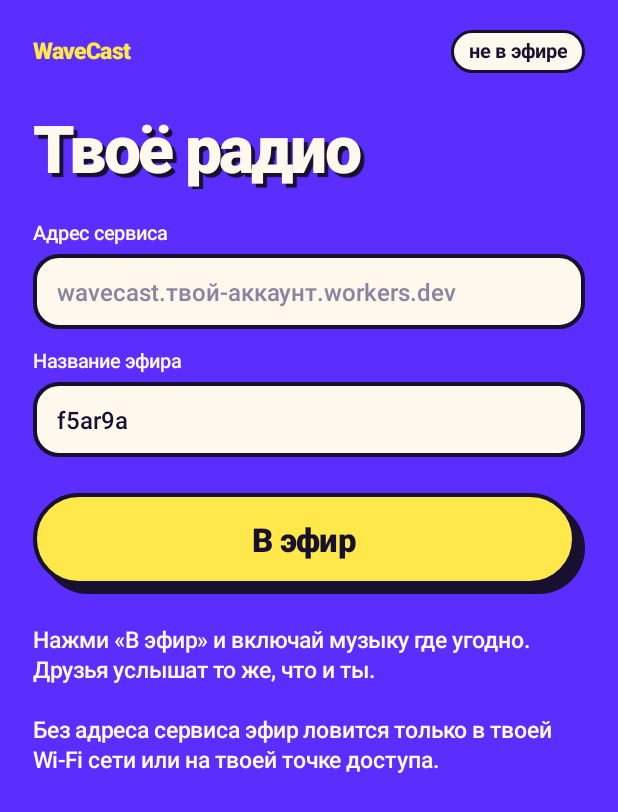
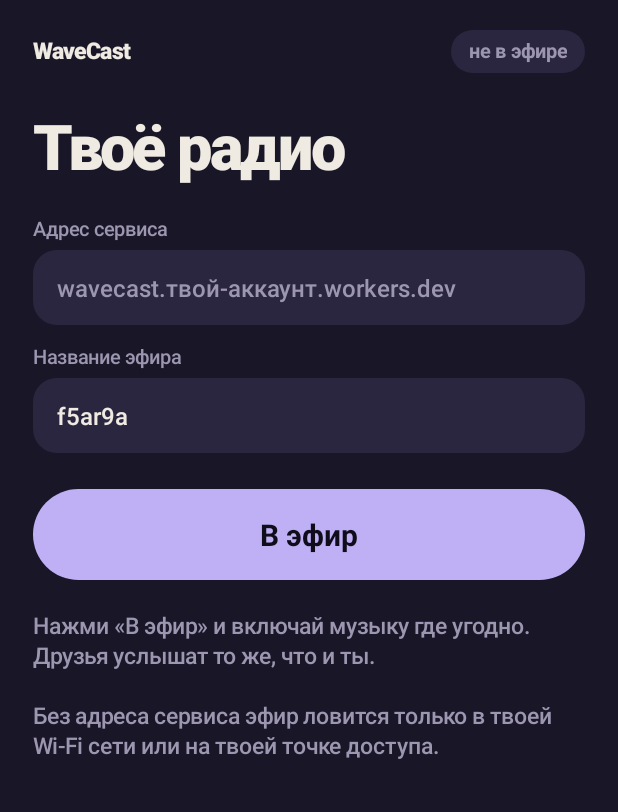
Before and after one commit to Smoke-Dev13/wavecast, an Android app: the screen it shows after launch (MainActivity), on a phone screen of 412 x 824 dp. Shown: the top 812 px of the screen. Run offline under Robolectric (Android 15) with nearby library versions, the phone set to English and light mode, and no system bars.

Commit message:
WaveCast 0.5.0: calmer dark design, SDK-less APK build script, drop unused relay client from the app
Co-Authored-By: Claude Fable 5.2 <noreply@anthropic.com>
Claude-Session: https://claude.ai/code/session_0131VgQXLsFyJvw8UUv6V3Bj

```diff
--- a/android/app/build.gradle.kts
+++ b/android/app/build.gradle.kts
@@ -11,8 +11,8 @@ android {
         applicationId = "dev.smoke.wavecast"
         minSdk = 29          // AudioPlaybackCapture появился в Android 10
         targetSdk = 34
-        versionCode = 4
-        versionName = "0.4.0"
+        versionCode = 5
+        versionName = "0.5.0"
     }
 
     signingConfigs {
@@ -44,6 +44,5 @@ android {
 }
 
 dependencies {
-    implementation("com.squareup.okhttp3:okhttp:4.12.0")
     implementation("com.google.zxing:core:3.5.3")
 }
--- a/android/app/src/main/java/dev/smoke/wavecast/CaptureService.kt
+++ b/android/app/src/main/java/dev/smoke/wavecast/CaptureService.kt
@@ -28,7 +28,7 @@ import kotlin.concurrent.thread
 
 /**
  * Foreground-сервис: захватывает звук всех приложений (AudioPlaybackCapture)
- * и раздаёт его в локальную сеть и/или на relay-сервер.
+ * и раздаёт его слушателям: напрямую по ссылке (P2P) и в локальную сеть.
  */
 class CaptureService : Service() {
 
@@ -36,10 +36,6 @@ class CaptureService : Service() {
         val running: Boolean = false,
         val localUrls: List<String> = emptyList(),
         val localListeners: Int = 0,
-        val relayEnabled: Boolean = false,
-        val relayConnected: Boolean = false,
-        val relayListeners: Int = 0,
-        val relayError: String? = null,
         val p2pUrl: String? = null,          // ссылка для слушателей
         val p2pConnected: Boolean = false,   // есть связь с сигнальным сервисом
         val p2pListeners: Int = 0,
@@ -54,8 +50,6 @@ class CaptureService : Service() {
         const val EXTRA_DATA = "data"
         const val EXTRA_LOCAL = "local"
         const val EXTRA_PORT = "port"
-        const val EXTRA_RELAY_URL = "relayUrl"
-        const val EXTRA_RELAY_KEY = "relayKey"
         const val EXTRA_SERVICE = "service"
         const val EXTRA_ROOM = "room"
         const val EXTRA_HOST_KEY = "hostKey"
@@ -133,15 +127,6 @@ class CaptureService : Service() {
             st = st.copy(p2pUrl = P2PHost.listenUrl(service, room))
             p2p = P2PHost(this, port, base, room, intent.getStringExtra(EXTRA_HOST_KEY).orEmpty()) { ok, n, err ->
                 publish(status.copy(p2pConnected = ok, p2pListeners = n, p2pError = err))
-                updateNotification()
-            }
-        }
-
-        val relayUrl = intent.getStringExtra(EXTRA_RELAY_URL).orEmpty()
-        if (relayUrl.isNotBlank()) {
-            st = st.copy(relayEnabled = true)
-            sinks += RelayClient(relayUrl, intent.getStringExtra(EXTRA_RELAY_KEY).orEmpty()) { ok, n, err ->
-                publish(status.copy(relayConnected = ok, relayListeners = n, relayError = err))
                 updateNotification()
             }
         }
@@ -244,7 +229,6 @@ class CaptureService : Service() {
         val parts = mutableListOf<String>()
         if (s.p2pUrl != null) parts += if (s.p2pConnected || s.p2pListeners > 0) "по ссылке: ${s.p2pListeners}" else "по ссылке: нет связи"
         if (s.localUrls.isNotEmpty()) parts += "Wi-Fi: ${s.localListeners}"
-        if (s.relayEnabled) parts += if (s.relayConnected) "Relay: ${s.relayListeners}" else "Relay: нет связи"
         return "Слушателей — " + parts.joinToString(", ")
     }
 
--- a/android/app/src/main/java/dev/smoke/wavecast/MainActivity.kt
+++ b/android/app/src/main/java/dev/smoke/wavecast/MainActivity.kt
@@ -11,7 +11,6 @@ import android.graphics.Color
 import android.graphics.Typeface
 import android.graphics.drawable.Drawable
 import android.graphics.drawable.GradientDrawable
-import android.graphics.drawable.LayerDrawable
 import android.annotation.SuppressLint
 import android.view.MotionEvent
 import android.widget.FrameLayout
@@ -130,9 +129,9 @@ class MainActivity : Activity() {
     private fun render(s: CaptureService.Status) {
         val on = s.running
         btn.text = if (on) "Закончить эфир" else "В эфир"
-        btn.background = sticker(if (on) GUM else LEMON, 99, 6)
+        btn.background = shape(if (on) MILK else LILAC, 99)
         tvLive.text = if (on) "в эфире" else "не в эфире"
-        tvLive.background = sticker(if (on) GUM else MILK, 99, 0, 2)
+        tvLive.setTextColor(if (on) CORAL else DIM)
         val total = s.p2pListeners + s.localListeners
         tvCount.visibility = if (on) View.VISIBLE else View.GONE
         tvCount.text = "$total"
@@ -164,30 +163,21 @@ class MainActivity : Activity() {
 
     private fun px(v: Int) = (v * resources.displayMetrics.density).toInt()
 
-    /** «Наклейка»: заливка с чернильной обводкой и жёсткой тенью со сдвигом. */
-    private fun sticker(fill: Int, radius: Int, shadow: Int = 5, stroke: Int = 3): Drawable {
-        fun shape(color: Int, line: Boolean) = GradientDrawable().apply {
-            setColor(color); cornerRadius = px(radius).toFloat()
-            if (line) setStroke(px(stroke), INK)
-        }
-        if (shadow == 0) return shape(fill, true)
-        return LayerDrawable(arrayOf(shape(INK, false), shape(fill, true))).apply {
-            setLayerInset(0, px(shadow), px(shadow), 0, 0)
-            setLayerInset(1, 0, 0, px(shadow), px(shadow))
-        }
+    private fun shape(fill: Int, radius: Int): Drawable = GradientDrawable().apply {
+        setColor(fill); cornerRadius = px(radius).toFloat()
     }
 
-    /** Кнопка «проваливается» в тень при нажатии. */
+    /** Кнопка слегка сжимается при нажатии. */
     @SuppressLint("ClickableViewAccessibility")
-    private fun pressable(v: View, shadow: Int) = v.setOnTouchListener { _, e ->
-        val d = when (e.actionMasked) { MotionEvent.ACTION_DOWN -> px(shadow) * 0.6f; MotionEvent.ACTION_UP, MotionEvent.ACTION_CANCEL -> 0f; else -> return@setOnTouchListener false }
-        v.animate().translationX(d).translationY(d).setDuration(60).start()
+    private fun pressable(v: View) = v.setOnTouchListener { _, e ->
+        val k = when (e.actionMasked) { MotionEvent.ACTION_DOWN -> 0.96f; MotionEvent.ACTION_UP, MotionEvent.ACTION_CANCEL -> 1f; else -> return@setOnTouchListener false }
+        v.animate().scaleX(k).scaleY(k).setDuration(70).start()
         false
     }
 
     private fun buildUi(): View {
-        window.statusBarColor = UV
-        window.navigationBarColor = UV
+        window.statusBarColor = BG
+        window.navigationBarColor = BG
         val display = Typeface.create("sans-serif-black", Typeface.NORMAL)
         val medium = Typeface.create("sans-serif-medium", Typeface.NORMAL)
         val root = LinearLayout(this).apply {
@@ -200,15 +190,15 @@ class MainActivity : Activity() {
         fun field(hint: String) = EditText(this).apply {
             this.hint = hint; setSingleLine(); textSize = 16f; typeface = medium
             inputType = InputType.TYPE_CLASS_TEXT or InputType.TYPE_TEXT_VARIATION_URI
-            setTextColor(INK); setHintTextColor(Color.parseColor("#8A84A0"))
-            background = sticker(MILK, 16, 0)
+            setTextColor(MILK); setHintTextColor(DIM)
+            background = shape(PANEL, 16)
             setPadding(px(16), px(14), px(16), px(14))
         }
-        fun button(fill: Int, size: Float, shadow: Int) = Button(this).apply {
-            isAllCaps = false; textSize = size; typeface = display; setTextColor(INK); letterSpacing = -0.02f
-            stateListAnimator = null; background = sticker(fill, 99, shadow)
-            setPadding(px(20), px(16), px(20 + shadow), px(16 + shadow))
-            pressable(this, shadow)
+        fun button(fill: Int, ink: Int, size: Float) = Button(this).apply {
+            isAllCaps = false; textSize = size; typeface = Typeface.DEFAULT_BOLD; setTextColor(ink)
+            stateListAnimator = null; background = shape(fill, 99)
+            setPadding(px(20), px(17), px(20), px(17))
+            pressable(this)
         }
         fun wide(top: Int = 0) = LinearLayout.LayoutParams(
             LinearLayout.LayoutParams.MATCH_PARENT, LinearLayout.LayoutParams.WRAP_CONTENT
@@ -219,50 +209,47 @@ class MainActivity : Activity() {
 
         // шапка: марка слева, статус эфира справа
         val head = LinearLayout(this).apply { gravity = Gravity.CENTER_VERTICAL }
-        head.addView(text("WaveCast", 15f, LEMON, display), LinearLayout.LayoutParams(0, LinearLayout.LayoutParams.WRAP_CONTENT, 1f))
-        tvLive = text("не в эфире", 13f, INK, Typeface.DEFAULT_BOLD).apply { setPadding(px(12), px(7), px(12), px(7)) }
+        head.addView(text("WaveCast", 15f, MILK, display), LinearLayout.LayoutParams(0, LinearLayout.LayoutParams.WRAP_CONTENT, 1f))
+        tvLive = text("не в эфире", 13f, DIM, Typeface.DEFAULT_BOLD).apply { setPadding(px(12), px(7), px(12), px(7)); background = shape(PANEL, 99) }
         head.addView(tvLive)
         root.addView(head, wide())
 
-        root.addView(text("Твоё радио", 44f, MILK, display).apply {
-            letterSpacing = -0.04f
-            setShadowLayer(0.01f, px(3).toFloat(), px(3).toFloat(), INK)
-        }, wide(top = 26))
+        root.addView(text("Твоё радио", 42f, MILK, display).apply { letterSpacing = -0.04f }, wide(top = 26))
 
-        tvCount = text("0", 72f, LEMON, display).apply { setShadowLayer(0.01f, px(4).toFloat(), px(4).toFloat(), INK); visibility = View.GONE }
+        tvCount = text("0", 72f, LILAC, display).apply { visibility = View.GONE }
         root.addView(tvCount, wide(top = 14))
-        tvCountLabel = text("слушают сейчас", 16f).apply { visibility = View.GONE }
+        tvCountLabel = text("слушают сейчас", 16f, DIM).apply { visibility = View.GONE }
         root.addView(tvCountLabel, wide())
 
-        lblService = text("Адрес сервиса", 13f)
+        lblService = text("Адрес сервиса", 13f, DIM)
         root.addView(lblService, wide(top = 22))
         etService = field("wavecast.твой-аккаунт.workers.dev")
         root.addView(etService, wide(top = 6))
-        lblRoom = text("Название эфира", 13f)
+        lblRoom = text("Название эфира", 13f, DIM)
         root.addView(lblRoom, wide(top = 14))
         etRoom = field("party")
         root.addView(etRoom, wide(top = 6))
 
-        btn = button(LEMON, 22f, 6)
+        btn = button(LILAC, INK, 20f)
         root.addView(btn, wide(top = 24))
 
-        // QR-наклейка, слегка повёрнутая
+        // QR на светлой карточке
         ivQr = ImageView(this)
         qrCard = FrameLayout(this).apply {
-            background = sticker(MILK, 22, 6); rotation = -2f; visibility = View.GONE
-            setPadding(px(14), px(14), px(20), px(20))
+            background = shape(MILK, 24); visibility = View.GONE
+            setPadding(px(16), px(16), px(16), px(16))
             addView(ivQr, FrameLayout.LayoutParams(px(200), px(200)))
         }
         root.addView(qrCard, wrap(top = 26, center = true))
-        tvLink = text("", 15f, LEMON, Typeface.DEFAULT_BOLD).apply { gravity = Gravity.CENTER; visibility = View.GONE; setPadding(0, px(8), 0, px(8)) }
+        tvLink = text("", 15f, LILAC, Typeface.DEFAULT_BOLD).apply { gravity = Gravity.CENTER; visibility = View.GONE; setPadding(0, px(8), 0, px(8)) }
         root.addView(tvLink, wide(top = 14))
-        btnShare = button(MINT, 17f, 4).apply { text = "Позвать друзей"; visibility = View.GONE }
+        btnShare = button(PANEL, MILK, 16f).apply { text = "Позвать друзей"; visibility = View.GONE }
         root.addView(btnShare, wide(top = 8))
 
-        tvStatus = text("", 15f).apply { setLineSpacing(px(3).toFloat(), 1f) }
+        tvStatus = text("", 15f, DIM).apply { setLineSpacing(px(3).toFloat(), 1f) }
         root.addView(tvStatus, wide(top = 22))
 
-        return ScrollView(this).apply { setBackgroundColor(UV); isFillViewport = true; addView(root) }
+        return ScrollView(this).apply { setBackgroundColor(BG); isFillViewport = true; addView(root) }
     }
 
     private fun qr(text: String): Bitmap {
@@ -290,12 +277,13 @@ class MainActivity : Activity() {
     companion object {
         private const val REQ_PERMS = 1
         private const val REQ_PROJECTION = 2
-        private val UV = Color.parseColor("#5B2EFF")
-        private val INK = Color.parseColor("#17102E")
-        private val LEMON = Color.parseColor("#FFE94A")
-        private val GUM = Color.parseColor("#FF5FA2")
-        private val MILK = Color.parseColor("#FFF8EC")
-        private val MINT = Color.parseColor("#7CF5C4")
+        private val BG = Color.parseColor("#191627")
+        private val INK = Color.parseColor("#0F0D1A")
+        private val LILAC = Color.parseColor("#BFB0F5")
+        private val CORAL = Color.parseColor("#F0A08C")
+        private val MILK = Color.parseColor("#EFEAE2")
+        private val PANEL = Color.parseColor("#2A2640")
+        private val DIM = Color.parseColor("#9C96B0")
         private val ROOM_RE = Regex("^[a-z0-9][a-z0-9_-]{0,47}$")
         private const val ROOM_CHARS = "abcdefghjkmnpqrstuvwxyz23456789"
         private const val KEY_CHARS = "abcdefghijklmnopqrstuvwxyzABCDEFGHIJKLMNOPQRSTUVWXYZ0123456789"
--- a/android/app/src/main/res/drawable/ic_wave.xml
+++ b/android/app/src/main/res/drawable/ic_wave.xml
@@ -2,7 +2,7 @@
 <vector xmlns:android="http://schemas.android.com/apk/res/android"
     android:width="108dp" android:height="108dp"
     android:viewportWidth="24" android:viewportHeight="24">
-    <path android:fillColor="#5B2EFF" android:pathData="M0,0h24v24h-24z" />
-    <path android:fillColor="#FFE94A"
+    <path android:fillColor="#191627" android:pathData="M0,0h24v24h-24z" />
+    <path android:fillColor="#BFB0F5"
         android:pathData="M5,10h2v4h-2zM9,7h2v10h-2zM13,4h2v16h-2zM17,9h2v6h-2z" />
 </vector>
```
Also changed, not shown: android/app/src/main/java/dev/smoke/wavecast/RelayClient.kt (deleted, +0 -120 lines), 6 other files.
